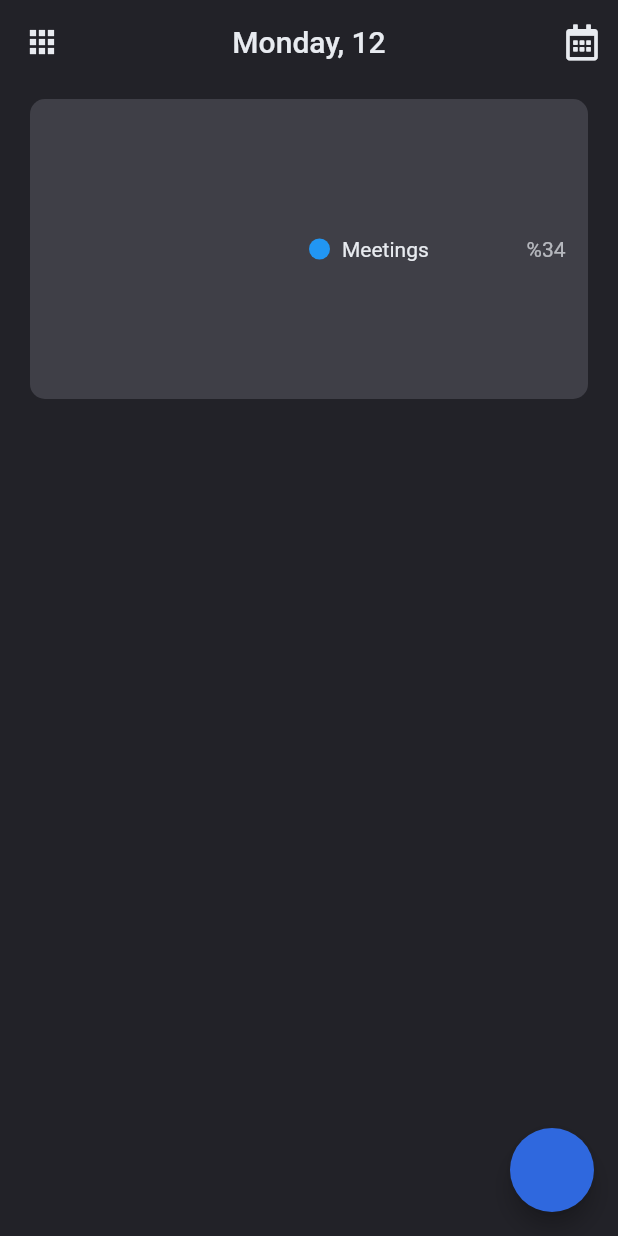
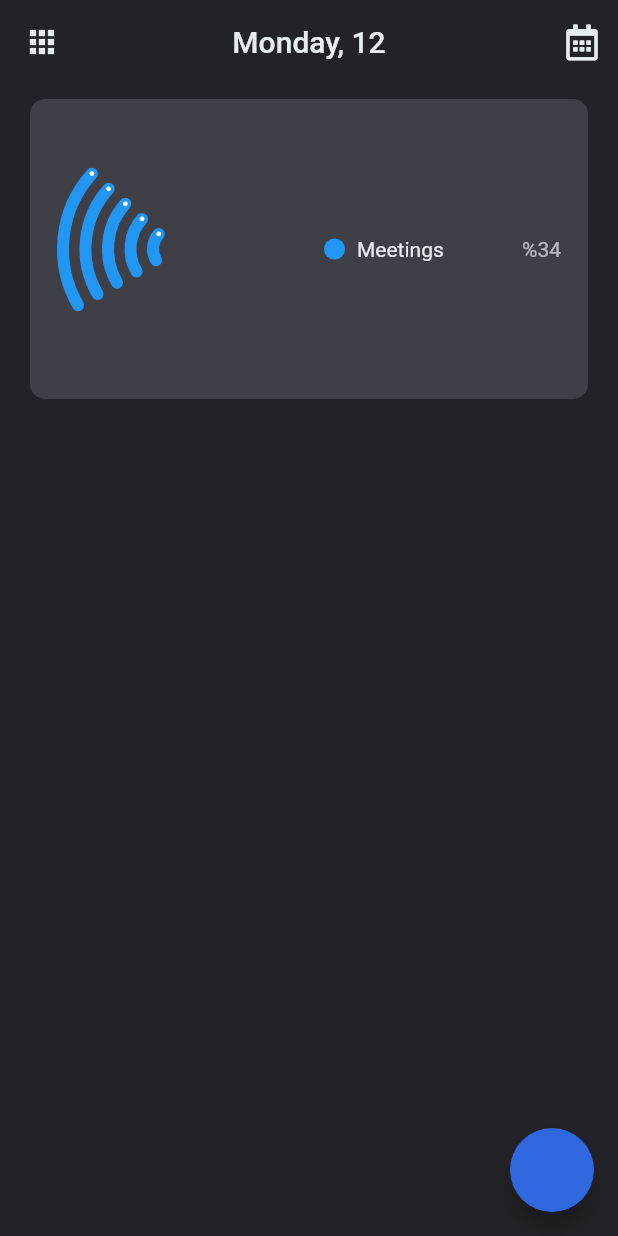
Before and after one commit to oguzhan2142/todo, a Flutter app: the screen it shows after launch, on a phone screen of 412 x 824 dp. Run offline on Flutter 3.47's test engine with Material 2 defaults, Android fonts, the phone set to English and light mode, and no system bars; drawn by our look-alikes of sleek_circular_slider; our stand-ins replace font_awesome_flutter.

Commit message:
build circles after build method run

```diff
--- /dev/null
+++ b/analysis_options.yaml
@@ -0,0 +1 @@
+include: package:pedantic/analysis_options.yaml
--- a/lib/constants/values.dart
+++ b/lib/constants/values.dart
@@ -1,6 +1,6 @@
 abstract class Values {
   static final cardRadius = 10.0;
-  static final cardPadding = 15.0;
+  static final cardPadding = 18.0;
 
   static const categoryLabelRadius = 14.0;
 }
--- a/lib/screens/home_screen/widgets/progress_widget/progress_widget.dart
+++ b/lib/screens/home_screen/widgets/progress_widget/progress_widget.dart
@@ -1,7 +1,9 @@
 import 'package:flutter/material.dart';
+import 'package:sleek_circular_slider/sleek_circular_slider.dart';
 import 'package:todo/constants/colors.dart';
 import 'package:todo/constants/values.dart';
 import 'package:todo/screens/home_screen/widgets/progress_widget/widgets/category_label.dart';
+import 'package:todo/screens/home_screen/widgets/progress_widget/widgets/circular_progress.dart';
 
 class ProgressWidget extends StatelessWidget {
   @override
@@ -17,11 +19,12 @@ class ProgressWidget extends StatelessWidget {
         padding: EdgeInsets.all(Values.cardPadding),
         child: Row(
           children: [
-            Flexible(
+            Expanded(
               flex: 1,
-              child: Container(),
+              child: CircularProgress(),
             ),
-            Flexible(
+            SizedBox(width: 20),
+            Expanded(
               flex: 1,
               child: CategoryLabel(
                 color: Colors.blue,
--- /dev/null
+++ b/lib/screens/home_screen/widgets/progress_widget/widgets/circular_progress.dart
@@ -0,0 +1,54 @@
+import 'package:flutter/material.dart';
+import 'package:sleek_circular_slider/sleek_circular_slider.dart';
+
+class CircularProgress extends StatefulWidget {
+  @override
+  _CircularProgressState createState() => _CircularProgressState();
+}
+
+class _CircularProgressState extends State<CircularProgress> {
+  final GlobalKey _key = GlobalKey();
+  List<Widget> children = [];
+
+  final sizeDifferenceBetweenCircles = 30;
+
+  @override
+  void didChangeDependencies() {
+    WidgetsBinding.instance!.addPostFrameCallback(
+        (_) => setState(() => children = buildAllCircles()));
+    super.didChangeDependencies();
+  }
+
+  List<Widget> buildAllCircles() {
+    var width = _key.currentContext!.size!.width;
+
+    return List.generate(5,
+        (index) => buildCircle(width - index * sizeDifferenceBetweenCircles));
+  }
+
+  Widget buildCircle(double size) {
+    return Center(
+      child: SleekCircularSlider(
+        innerWidget: (percentage) => Container(),
+        appearance: CircularSliderAppearance(
+          size: size,
+          customWidths: CustomSliderWidths(progressBarWidth: 8),
+          customColors: CustomSliderColors(
+            dynamicGradient: false,
+            trackColor: Colors.transparent,
+            progressBarColor: Colors.blue,
+          ),
+        ),
+        initialValue: 30,
+      ),
+    );
+  }
+
+  @override
+  Widget build(BuildContext context) {
+    return Stack(
+      key: _key,
+      children: children,
+    );
+  }
+}
--- a/pubspec.yaml
+++ b/pubspec.yaml
@@ -27,6 +27,8 @@ dependencies:
   flutter_mobx: ^2.0.0
   font_awesome_flutter: ^9.0.0
   mobx: ^2.0.1
+  pedantic: ^1.11.0
+  sleek_circular_slider: ^2.0.0
 
 dev_dependencies:
   flutter_test:
```
Also changed, not shown: pubspec.lock.
